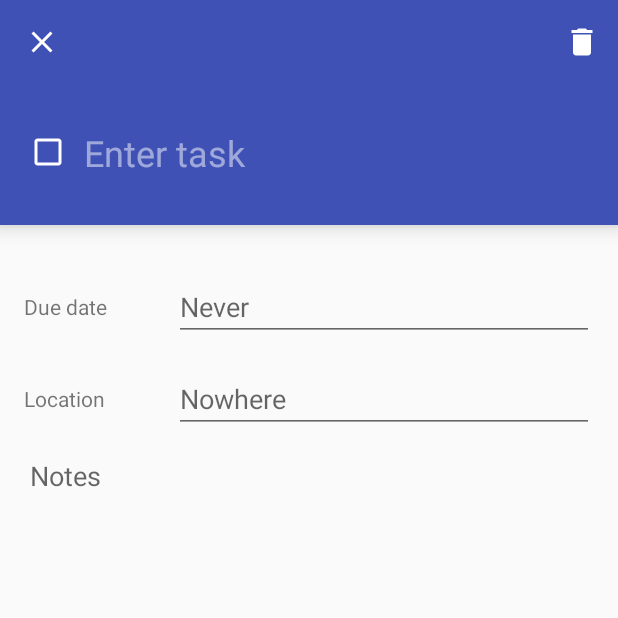
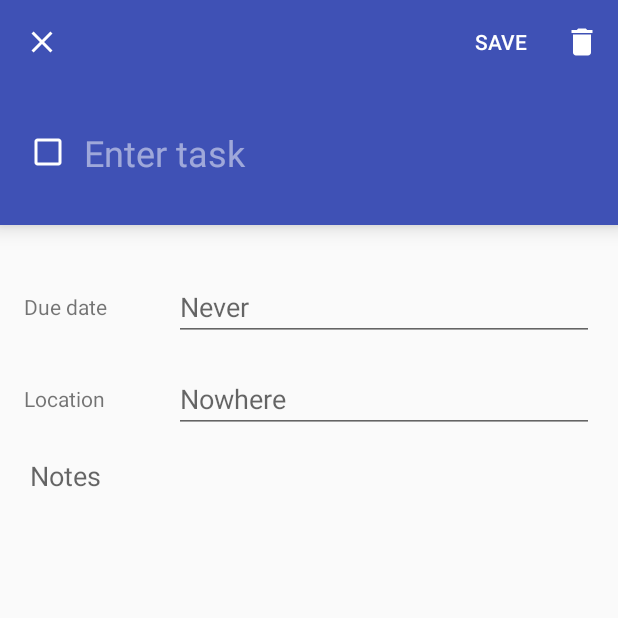
Before and after one commit to majormajors/todo-mvi, an Android app: the TaskDetailActivity screen opened directly, with no data from a screen before it, on a phone screen of 412 x 824 dp, the top half of it. Run offline under Robolectric (Android 15) with nearby library versions, the phone set to English and light mode, and no system bars; our stand-ins replace Dagger/Hilt's generated code, Room's generated code, RxJava; libraries missing offline, so code that uses them is left out: com.jakewharton.rxbinding2; 10 statements that could not run were skipped.

Commit message:
Add save button

```diff
--- a/app/src/main/java/com/mattmayers/todo/taskdetail/TaskDetailActivity.kt
+++ b/app/src/main/java/com/mattmayers/todo/taskdetail/TaskDetailActivity.kt
@@ -246,6 +246,10 @@ class TaskDetailActivity : AppCompatActivity() {
 
     override fun onOptionsItemSelected(item: MenuItem): Boolean {
         return when (item.itemId) {
+            R.id.save -> {
+                saveTask(true)
+                true
+            }
             R.id.delete -> {
                 deleteTask()
                 true
--- a/app/src/main/res/menu/task_detail_menu.xml
+++ b/app/src/main/res/menu/task_detail_menu.xml
@@ -1,6 +1,11 @@
 <?xml version="1.0" encoding="utf-8"?>
 <menu xmlns:android="http://schemas.android.com/apk/res/android"
     xmlns:app="http://schemas.android.com/apk/res-auto">
+
+    <item
+        android:id="@+id/save"
+        app:showAsAction="ifRoom"
+        android:title="@string/save"/>
 
     <item
         android:id="@+id/delete"
--- a/app/src/main/res/values/strings.xml
+++ b/app/src/main/res/values/strings.xml
@@ -17,4 +17,5 @@
     <string name="google_play_services_error">There was an error with Google Play Services</string>
     <string name="hide_completed">Hide completed</string>
     <string name="show_completed">Show completed</string>
+    <string name="save">Save</string>
 </resources>
```
